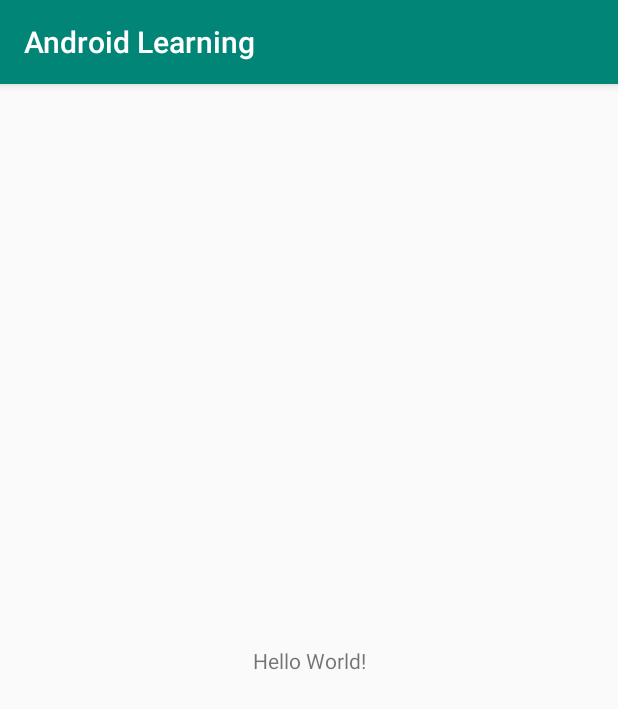
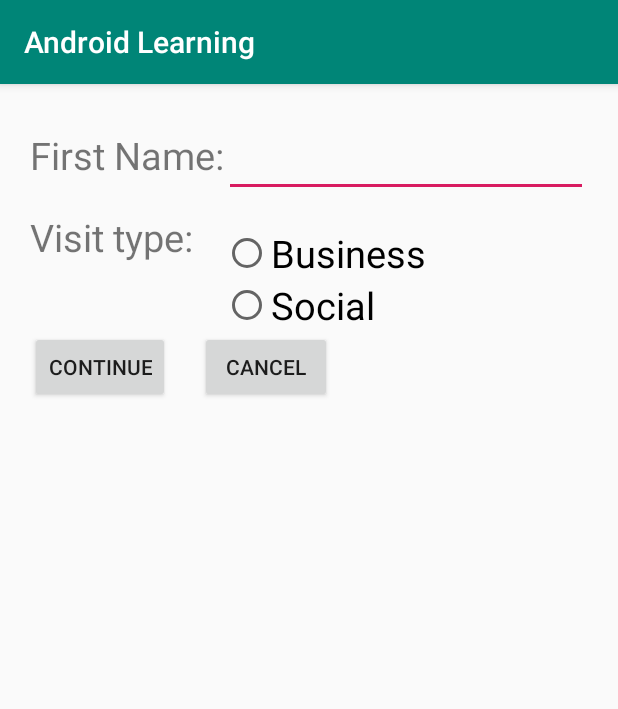
Before and after one commit to aishadiga7/Learning, an Android app: the screen it shows after launch (MainActivity), on a phone screen of 412 x 824 dp. Shown: the top 709 px of the screen. Run offline under Robolectric (Android 15) with nearby library versions, the phone set to English and light mode, and no system bars.

Commit message:
constraint layout learning

```diff
--- a/app/src/main/java/com/example/androidlearning/MainActivity.java
+++ b/app/src/main/java/com/example/androidlearning/MainActivity.java
@@ -12,7 +12,7 @@ public class MainActivity extends AppCompatActivity {
 
 
 
-        Car car = new Car();
+//        Car car = new Car();
 
     }
 }
--- a/app/src/main/res/layout/activity_main.xml
+++ b/app/src/main/res/layout/activity_main.xml
@@ -1,18 +1,77 @@
 <?xml version="1.0" encoding="utf-8"?>
-<android.support.constraint.ConstraintLayout xmlns:android="http://schemas.android.com/apk/res/android"
-    xmlns:app="http://schemas.android.com/apk/res-auto"
+    <RelativeLayout xmlns:android="http://schemas.android.com/apk/res/android"
     xmlns:tools="http://schemas.android.com/tools"
     android:layout_width="match_parent"
     android:layout_height="match_parent"
+    android:paddingTop="30dp"
+    android:paddingStart="20dp"
+    android:paddingEnd="20dp"
     tools:context=".MainActivity">
 
+
+
     <TextView
+        android:id="@+id/tv_name"
         android:layout_width="wrap_content"
         android:layout_height="wrap_content"
-        android:text="Hello World!"
-        app:layout_constraintBottom_toBottomOf="parent"
-        app:layout_constraintLeft_toLeftOf="parent"
-        app:layout_constraintRight_toRightOf="parent"
-        app:layout_constraintTop_toTopOf="parent" />
+        android:textSize="25dp"
+        android:text="First Name:"/>
 
-</android.support.constraint.ConstraintLayout>
+    <EditText
+        android:id="@+id/ed_first_name"
+        android:layout_width="match_parent"
+        android:layout_height="wrap_content"
+        android:layout_toRightOf="@id/tv_name"/>
+
+    <TextView
+        android:id="@+id/tv_visit_type"
+        android:layout_width="wrap_content"
+        android:layout_height="wrap_content"
+        android:text="Visit type:"
+        android:textSize="25dp"
+        android:layout_marginTop="20dp"
+        android:layout_below="@id/tv_name"/>
+
+    <RadioGroup
+        android:id="@+id/rgroup"
+        android:layout_width="match_parent"
+        android:layout_height="wrap_content"
+        android:layout_below="@id/ed_first_name"
+        android:layout_marginTop="20dp"
+        android:layout_marginStart="20dp"
+        android:layout_marginEnd="20dp"
+        android:layout_toRightOf="@id/tv_visit_type">
+
+
+        <RadioButton
+            android:layout_width="wrap_content"
+            android:layout_height="wrap_content"
+            android:text="Business"
+            android:textSize="25sp"/>
+
+        <RadioButton
+            android:layout_width="wrap_content"
+            android:layout_height="wrap_content"
+            android:text="Social"
+            android:textSize="25sp"/>
+
+    </RadioGroup>
+
+
+    <Button
+        android:id="@+id/btn_continue"
+        android:layout_width="wrap_content"
+        android:layout_height="wrap_content"
+        android:text="CONTINUE"
+        android:layout_below="@id/rgroup"/>
+
+    <Button
+        android:id="@+id/btn_cancel"
+        android:layout_width="wrap_content"
+        android:layout_height="wrap_content"
+        android:text="CANCEL"
+        android:layout_toRightOf="@id/btn_continue"
+        android:layout_marginStart="20dp"
+        android:layout_below="@id/rgroup"/>
+
+</RelativeLayout>
```
Also changed, not shown: app/src/main/res/layout/form.xml (added, +141 -0 lines).
